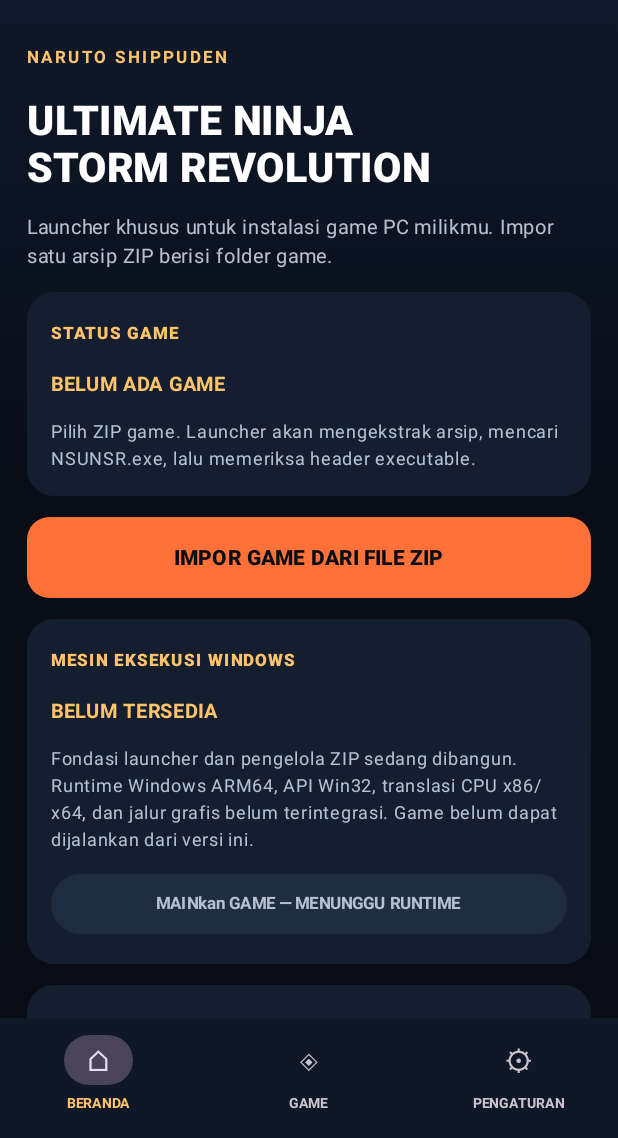
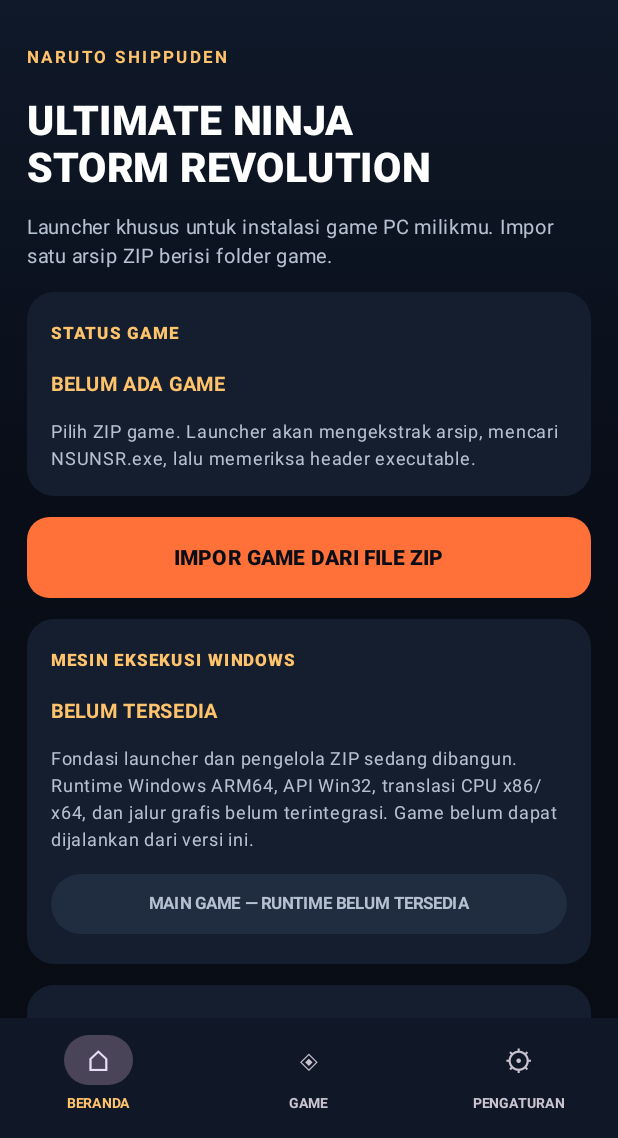
Before and after one commit to suksesjt12-source/Launcher-Strom-Revolution-, an Android app built with Jetpack Compose: the screen it shows after launch (MainActivity), on a phone screen of 412 x 824 dp, the part 98-1236 px from its top. Run offline under Robolectric (Android 15) with nearby library versions, the phone set to English and light mode, and no system bars.

Commit message:
Polish disabled game launch label

```diff
--- a/app/src/main/java/com/stormlauncher/nsunsr/MainActivity.kt
+++ b/app/src/main/java/com/stormlauncher/nsunsr/MainActivity.kt
@@ -235,7 +235,7 @@ private fun HomeScreen(game: InstalledGame?, importing: Boolean, notice: String,
                 modifier = Modifier.fillMaxWidth(),
                 colors = ButtonDefaults.buttonColors(disabledContainerColor = PanelRaised, disabledContentColor = Muted)
             ) {
-                Text("MAINkan GAME — MENUNGGU RUNTIME", fontWeight = FontWeight.Bold, fontSize = 11.sp)
+                Text("MAIN GAME — RUNTIME BELUM TERSEDIA", fontWeight = FontWeight.Bold, fontSize = 11.sp)
             }
         }
 
```
